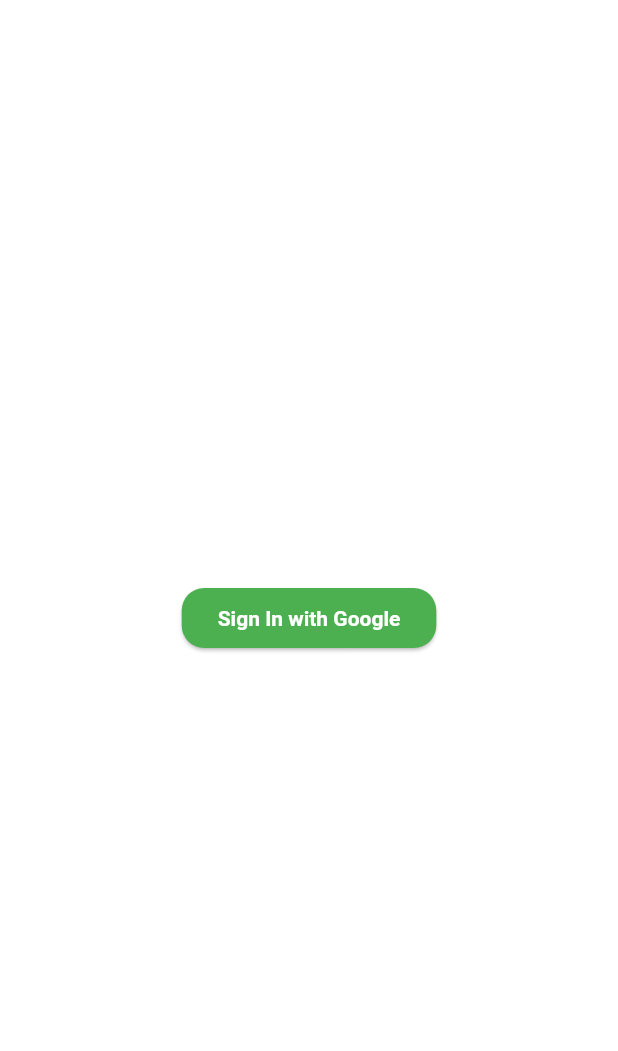
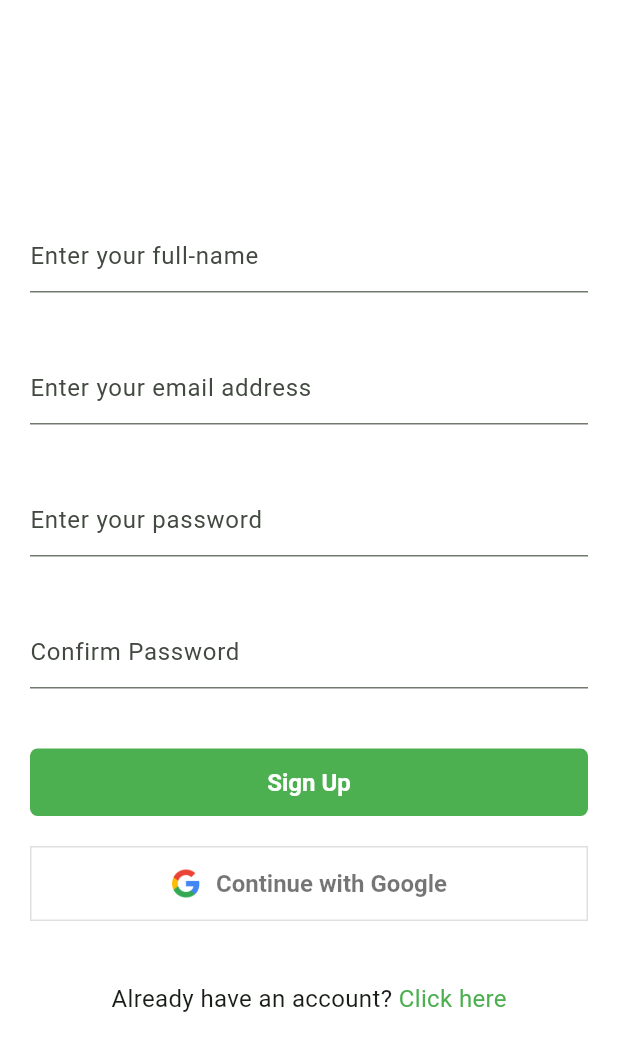
Before and after one commit to joena1o/simple-ecommerce-app, a Flutter app: the screen it shows after launch, on a phone screen of 412 x 824 dp. Shown: the top 1051 px of the screen. Run offline on Flutter 3.47's test engine with Material 3 defaults, Android fonts, the light colour scheme and no system bars; our stand-ins replace bloc, equatable, firebase_core, flutter_bloc, get_it, go_router and 2 more; accounts and stored records are empty.

Commit message:
initial commit

```diff
--- a/lib/Features/Auth/Presentation/auth_screen.dart
+++ /dev/null
@@ -1,50 +0,0 @@
-import 'package:ecommerce/Features/Auth/Services/auth_service.dart';
-import 'package:ecommerce/Features/Auth/bloc/auth_bloc.dart';
-
-import 'package:flutter/material.dart';
-import 'package:flutter_bloc/flutter_bloc.dart';
-
-class Auth extends StatefulWidget {
-  const Auth({super.key});
-
-  @override
-  State<Auth> createState() => _AuthState();
-}
-
-class _AuthState extends State<Auth> {
-  @override
-  Widget build(BuildContext context) {
-    Size size = MediaQuery.of(context).size;
-    return Scaffold(
-      body: BlocBuilder<AuthBloc, AuthState>(
-        builder: (context, state) {
-          if (state is AuthLoadingState) {
-            return const Center(
-              child: CircularProgressIndicator(),
-            );
-          }
-          return SizedBox(
-            width: size.width,
-            height: size.height,
-            child: Column(
-              mainAxisAlignment: MainAxisAlignment.center,
-              crossAxisAlignment: CrossAxisAlignment.center,
-              children: [
-                ElevatedButton(
-                    onPressed: () async {
-                      final idToken = await AuthService.getGoogleIdToken();
-                      callback(idToken);
-                    },
-                    child: const Text("Sign In with Google"))
-              ],
-            ),
-          );
-        },
-      ),
-    );
-  }
-
-  void callback(idToken) {
-    context.read<AuthBloc>().add(SignUpEventWithGoogle(idToken!));
-  }
-}
--- /dev/null
+++ b/lib/Features/Auth/Presentation/auth_sign.dart
@@ -0,0 +1,182 @@
+import 'package:ecommerce/Features/Auth/bloc/auth_bloc.dart';
+import 'package:flutter/material.dart';
+import 'package:flutter_bloc/flutter_bloc.dart';
+import 'package:go_router/go_router.dart';
+
+class Auth extends StatefulWidget {
+  const Auth({super.key});
+
+  @override
+  State<Auth> createState() => _AuthState();
+}
+
+class _AuthState extends State<Auth> {
+  TextEditingController firstName = TextEditingController();
+  TextEditingController email = TextEditingController();
+  TextEditingController password = TextEditingController();
+  TextEditingController confirmPassword = TextEditingController();
+
+  final GlobalKey<FormState> _formKey = GlobalKey<FormState>();
+
+  @override
+  Widget build(BuildContext context) {
+    Size size = MediaQuery.of(context).size;
+    return Scaffold(
+      body: BlocBuilder<AuthBloc, AuthState>(
+        builder: (context, state) {
+          if (state is AuthLoadingState) {
+            return const Center(
+              child: CircularProgressIndicator(),
+            );
+          }
+          return SizedBox(
+            width: size.width,
+            height: size.height,
+            child: Form(
+              key: _formKey,
+              child: Column(
+                mainAxisAlignment: MainAxisAlignment.center,
+                crossAxisAlignment: CrossAxisAlignment.center,
+                children: [
+                  Padding(
+                    padding: const EdgeInsets.all(20.0),
+                    child: TextFormField(
+                      controller: firstName,
+                      validator: (String? text) {
+                        if (text!.isEmpty) {
+                          return "Enter your full-name";
+                        }
+                        return null;
+                      },
+                      decoration: const InputDecoration(
+                          hintText: "Enter your full-name"),
+                    ),
+                  ),
+                  Padding(
+                    padding: const EdgeInsets.all(20.0),
+                    child: TextFormField(
+                      controller: email,
+                      validator: (String? text) {
+                        if (text!.isEmpty) {
+                          return "Enter your email address";
+                        }
+                        return null;
+                      },
+                      decoration: const InputDecoration(
+                          hintText: "Enter your email address"),
+                    ),
+                  ),
+                  Padding(
+                    padding: const EdgeInsets.all(20.0),
+                    child: TextFormField(
+                      controller: password,
+                      validator: (String? text) {
+                        if (text!.isEmpty) {
+                          return "Enter your password";
+                        }
+                        return null;
+                      },
+                      decoration: const InputDecoration(
+                          hintText: "Enter your password"),
+                    ),
+                  ),
+                  Padding(
+                    padding: const EdgeInsets.all(20.0),
+                    child: TextFormField(
+                      controller: confirmPassword,
+                      validator: (String? text) {
+                        if (text!.isEmpty) {
+                          return "Confirm password";
+                        } else if (text != password.text) {
+                          return "Password do not match";
+                        }
+                        return null;
+                      },
+                      decoration:
+                          const InputDecoration(hintText: "Confirm Password"),
+                    ),
+                  ),
+                  Container(
+                    margin: const EdgeInsets.only(top: 20),
+                    padding: const EdgeInsets.symmetric(horizontal: 20.0),
+                    width: size.width,
+                    height: 45,
+                    child: ElevatedButton(
+                        onPressed: () async {
+                          //final idToken = await AuthService.getGoogleIdToken();
+                          callback();
+                        },
+                        child: const Text(
+                          "Sign Up",
+                          style: TextStyle(fontSize: 16),
+                        )),
+                  ),
+                  Container(
+                    decoration: BoxDecoration(
+                        border: Border.all(color: Colors.black12)),
+                    margin: const EdgeInsets.symmetric(
+                        horizontal: 20.0, vertical: 20),
+                    child: ElevatedButton(
+                        style: ButtonStyle(
+                            alignment: Alignment.center,
+                            foregroundColor:
+                                WidgetStateProperty.all(Colors.black54),
+                            backgroundColor: WidgetStateColor.transparent),
+                        onPressed: () async {
+                          callback();
+                        },
+                        child: const Row(
+                          mainAxisAlignment: MainAxisAlignment.center,
+                          children: [
+                            Image(
+                              image: AssetImage(
+                                "assets/google.png",
+                              ),
+                              width: 20,
+                              height: 20,
+                            ),
+                            SizedBox(
+                              width: 10,
+                            ),
+                            Text(
+                              "Continue with Google",
+                              style: TextStyle(fontSize: 16),
+                            )
+                          ],
+                        )),
+                  ),
+                  Padding(
+                      padding: const EdgeInsets.all(20),
+                      child: Wrap(
+                        alignment: WrapAlignment.center,
+                        children: [
+                          const Text(
+                            "Already have an account? ",
+                            style: TextStyle(fontSize: 16),
+                          ),
+                          GestureDetector(
+                            onTap: () {
+                              context.push("/login");
+                            },
+                            child: const Text(
+                              "Click here",
+                              style:
+                                  TextStyle(color: Colors.green, fontSize: 16),
+                            ),
+                          )
+                        ],
+                      )),
+                ],
+              ),
+            ),
+          );
+        },
+      ),
+    );
+  }
+
+  void callback() {
+    BlocProvider.of<AuthBloc>(context).add(SignUpEventManually(
+        name: firstName.text, password: password.text, email: email.text));
+  }
+}
--- a/lib/Features/Auth/bloc/auth_event.dart
+++ b/lib/Features/Auth/bloc/auth_event.dart
@@ -10,5 +10,19 @@
 
 class SignUpEventWithGoogle extends AuthEvent {
   final String idToken;
-  const SignUpEventWithGoogle(this.idToken);
+  const SignUpEventWithGoogle({required this.idToken});
 }
+
+class SignUpEventManually extends AuthEvent {
+  final String name;
+  final String email;
+  final String password;
+  const SignUpEventManually(
+      {required this.name, required this.email, required this.password});
+}
+
+class SignInEvent extends AuthEvent {
+  final String email;
+  final String password;
+  const SignInEvent({required this.email, required this.password});
+}
--- a/lib/Features/HomeScreen/Data/repository/home_repository.dart
+++ b/lib/Features/HomeScreen/Data/repository/home_repository.dart
@@ -6,15 +6,13 @@
 class HomeRepository {
   Future<List<ProductModel>> getProducts() async {
     try {
-      final response =
-          await DataProvider.getRequest(endpoint: "$conn/product");
+      final response = await DataProvider.getRequest(endpoint: "$conn/product");
       if (response.statusCode == 200) {
         final result = json.decode(response.body)['data'] as List;
         final List<ProductModel> productModel =
             result.map((e) => ProductModel.fromJson(e)).toList();
         return productModel;
       } else {
-        //print(response.body);
         throw "Error fetching products";
       }
     } catch (e) {
--- a/lib/core/app_routes.dart
+++ b/lib/core/app_routes.dart
@@ -1,4 +1,5 @@
-import 'package:ecommerce/Features/Auth/Presentation/auth_screen.dart';
+import 'package:ecommerce/Features/Auth/Presentation/auth_login.dart';
+import 'package:ecommerce/Features/Auth/Presentation/auth_sign.dart';
 import 'package:ecommerce/Features/ShoppingCart/Presentation/shopping_cart.dart';
 import 'package:go_router/go_router.dart';
 import 'package:ecommerce/Features/HomeScreen/Presentation/home_screen.dart';
@@ -8,6 +9,7 @@
   initialLocation: '/auth',
   routes: [
     GoRoute(path: '/auth', builder: (context, state) => const Auth()),
+    GoRoute(path: '/login', builder: (context, state) => const AuthLogin()),
     GoRoute(path: '/', builder: (context, state) => const HomePage()),
     GoRoute(path: '/item', builder: (context, state) => const ItemScreen()),
     GoRoute(
--- a/lib/core/config/get_it_setup.dart
+++ b/lib/core/config/get_it_setup.dart
@@ -1,5 +1,6 @@
 import 'package:ecommerce/Features/Auth/Data/repository/auth_repository.dart';
 import 'package:ecommerce/Features/HomeScreen/Data/repository/home_repository.dart';
+import 'package:ecommerce/utils/navigator_service.dart';
 import 'package:get_it/get_it.dart';
 
 final GetIt getIt = GetIt.instance;
@@ -7,4 +8,5 @@
 void setup() {
   getIt.registerLazySingleton<HomeRepository>(() => HomeRepository());
   getIt.registerLazySingleton<AuthRepository>(() => AuthRepository());
+  getIt.registerLazySingleton<NavigatorService>(() => NavigatorService());
 }
--- a/lib/main.dart
+++ b/lib/main.dart
@@ -40,12 +40,13 @@
           colorScheme: ColorScheme.fromSeed(seedColor: Colors.green),
           elevatedButtonTheme: ElevatedButtonThemeData(
               style: ElevatedButton.styleFrom(
+                  elevation: 0,
                   backgroundColor: AppColors.greenColor,
                   foregroundColor: Colors.white,
                   textStyle: const TextStyle(
                       fontSize: 14, fontWeight: FontWeight.bold),
                   shape: RoundedRectangleBorder(
-                      borderRadius: BorderRadius.circular(15)))),
+                      borderRadius: BorderRadius.circular(5)))),
           useMaterial3: true,
         ),
       ),
--- /dev/null
+++ b/lib/utils/navigator_service.dart
@@ -0,0 +1,17 @@
+import 'package:flutter/material.dart';
+
+class NavigatorService {
+  final GlobalKey<NavigatorState> navigatorKey = GlobalKey<NavigatorState>();
+
+  void goTo(name) {
+    navigatorKey.currentState?.pushNamed(name);
+  }
+
+  void goBack(name) {
+    navigatorKey.currentState?.pop();
+  }
+
+  void goToAndReplace(name) {
+    navigatorKey.currentState?.pushReplacementNamed(name);
+  }
+}
--- a/pubspec.yaml
+++ b/pubspec.yaml
@@ -68,8 +68,8 @@
   uses-material-design: true
 
   # To add assets to your application, add an assets section, like this:
-  # assets:
-  #   - images/a_dot_burr.jpeg
+  assets:
+    - assets/
   #   - images/a_dot_ham.jpeg
 
   # An image asset can refer to one or more resolution-specific "variants", see
```
Also changed, not shown: lib/Features/Auth/Data/repository/auth_repository.dart (+31 -2 lines), lib/Features/Auth/Presentation/auth_login.dart (added, +135 -0 lines), lib/Features/Auth/bloc/auth_bloc.dart (+39 -0 lines), lib/data/data_provider.dart (+7 -4 lines), assets/google.png (added).
